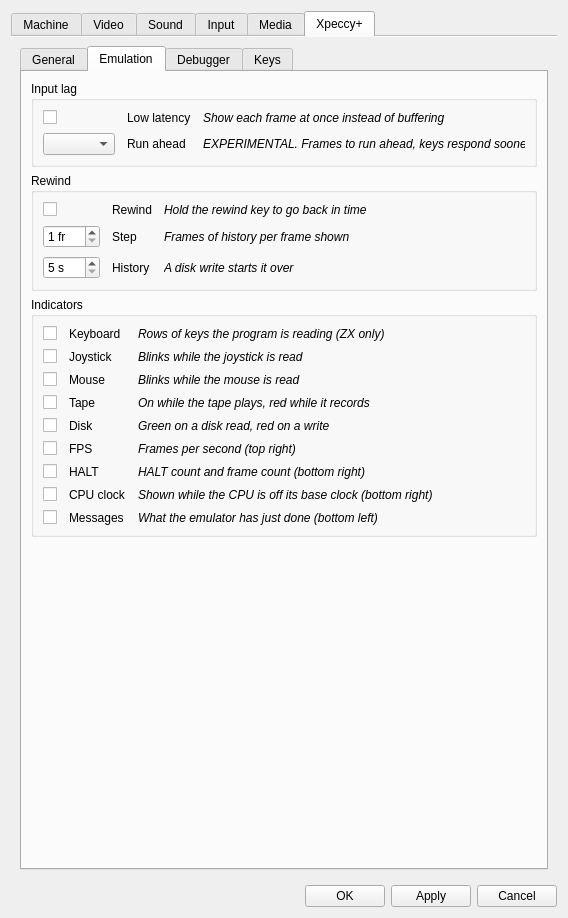
The window that ui/setupwin.ui (Volutar/xpeccy-plus) describes before a commit, drawn with Qt 5.
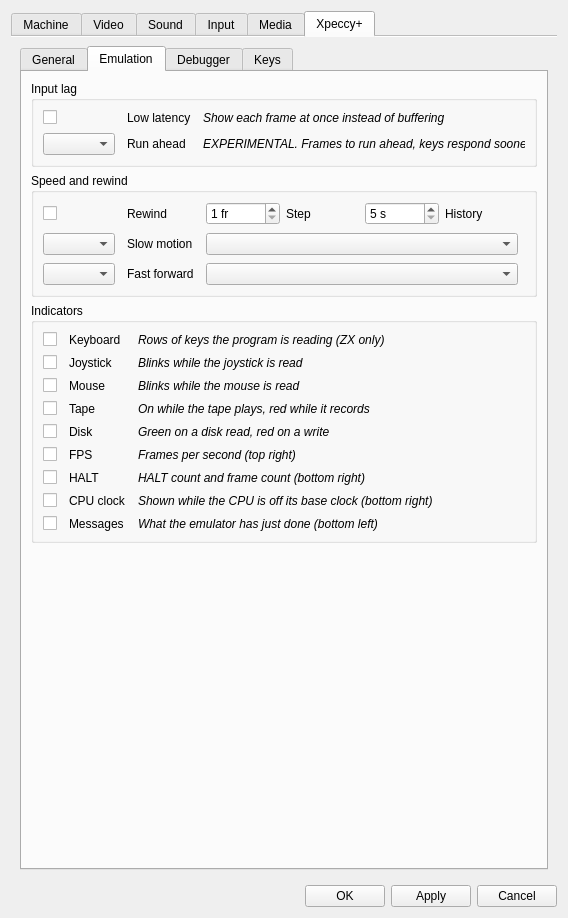
The same window after the commit. The open tabs and pages were chosen to show the change. Icons and pictures are not drawn. Custom widgets are drawn as their Qt base class.

Commit message:
speed: slow motion and fast forward keys
End and Home, toggled or held, at speeds set on the Emulation page; the rewind options fold into one group.

```diff
--- a/ui/setupwin.ui
+++ b/ui/setupwin.ui
@@ -2830,7 +2830,7 @@
              <item>
               <widget class="QGroupBox" name="gbRewind">
                <property name="title">
-                <string>Rewind</string>
+                <string>Speed and rewind</string>
                </property>
                <layout class="QGridLayout" name="gridLayout_rew" columnstretch="0,0,1">
                 <property name="horizontalSpacing">
@@ -2873,18 +2873,11 @@
                  </widget>
                 </item>
                 <item row="0" column="2">
-                 <widget class="QLabel" name="labRewindHint">
-                  <property name="font">
-                   <font>
-                    <italic>true</italic>
-                   </font>
+                 <layout class="QHBoxLayout" name="hlRewind">
+                  <property name="spacing">
+                   <number>6</number>
                   </property>
-                  <property name="text">
-                   <string>Hold the rewind key to go back in time</string>
-                  </property>
-                 </widget>
-                </item>
-                <item row="1" column="0">
+                  <item>
                  <widget class="QSpinBox" name="sbRewStep">
                   <property name="toolTip">
                    <string>Frames of history per frame shown going back</string>
@@ -2900,7 +2893,7 @@
                   </property>
                  </widget>
                 </item>
-                <item row="1" column="1">
+                  <item>
                  <widget class="QLabel" name="labRewStep">
                   <property name="toolTip">
                    <string>Frames of history per frame shown going back</string>
@@ -2913,19 +2906,7 @@
                   </property>
                  </widget>
                 </item>
-                <item row="1" column="2">
-                 <widget class="QLabel" name="labRewStepHint">
-                  <property name="font">
-                   <font>
-                    <italic>true</italic>
-                   </font>
-                  </property>
-                  <property name="text">
-                   <string>Frames of history per frame shown</string>
-                  </property>
-                 </widget>
-                </item>
-                <item row="2" column="0">
+                  <item>
                  <widget class="QSpinBox" name="sbRewSecs">
                   <property name="toolTip">
                    <string>How far back the rewind reaches</string>
@@ -2941,7 +2922,7 @@
                   </property>
                  </widget>
                 </item>
-                <item row="2" column="1">
+                  <item>
                  <widget class="QLabel" name="labRewSecs">
                   <property name="toolTip">
                    <string>How far back the rewind reaches</string>
@@ -2954,17 +2935,100 @@
                   </property>
                  </widget>
                 </item>
+                  <item>
+                   <spacer name="hlRewind_sp">
+                    <property name="orientation">
+                     <enum>Qt::Horizontal</enum>
+                    </property>
+                   </spacer>
+                  </item>
+                 </layout>
+                </item>
+                <item row="1" column="0">
+                 <widget class="QComboBox" name="cbSlowmo">
+                  <property name="toolTip">
+                   <string>Speed while slow motion is on</string>
+                  </property>
+                 </widget>
+                </item>
+                <item row="1" column="1">
+                 <widget class="QLabel" name="labSlowmo">
+                  <property name="toolTip">
+                   <string>Speed while slow motion is on</string>
+                  </property>
+                  <property name="text">
+                   <string>Slow motion</string>
+                  </property>
+                  <property name="buddy">
+                   <cstring>cbSlowmo</cstring>
+                  </property>
+                 </widget>
+                </item>
+                <item row="1" column="2">
+                 <layout class="QHBoxLayout" name="hlSlowmo">
+                  <property name="spacing">
+                   <number>6</number>
+                  </property>
+                  <item>
+                   <widget class="QComboBox" name="cbSlowmoKey">
+                    <property name="toolTip">
+                     <string>Toggle: a press of the key switches it on and off.
+Hold: on while the key is held</string>
+                    </property>
+                   </widget>
+                  </item>
+                  <item>
+                   <spacer name="hlSlowmo_sp">
+                    <property name="orientation">
+                     <enum>Qt::Horizontal</enum>
+                    </property>
+                   </spacer>
+                  </item>
+                 </layout>
+                </item>
+                <item row="2" column="0">
+                 <widget class="QComboBox" name="cbFfwd">
+                  <property name="toolTip">
+                   <string>Speed while fast forward is on.
+The sound plays sped up</string>
+                  </property>
+                 </widget>
+                </item>
+                <item row="2" column="1">
+                 <widget class="QLabel" name="labFfwd">
+                  <property name="toolTip">
+                   <string>Speed while fast forward is on.
+The sound plays sped up</string>
+                  </property>
+                  <property name="text">
+                   <string>Fast forward</string>
+                  </property>
+                  <property name="buddy">
+                   <cstring>cbFfwd</cstring>
+                  </property>
+                 </widget>
+                </item>
                 <item row="2" column="2">
-                 <widget class="QLabel" name="labRewSecsHint">
-                  <property name="font">
-                   <font>
-                    <italic>true</italic>
-                   </font>
+                 <layout class="QHBoxLayout" name="hlFfwd">
+                  <property name="spacing">
+                   <number>6</number>
                   </property>
-                  <property name="text">
-                   <string>A disk write starts it over</string>
-                  </property>
-                 </widget>
+                  <item>
+                   <widget class="QComboBox" name="cbFfwdKey">
+                    <property name="toolTip">
+                     <string>Toggle: a press of the key switches it on and off.
+Hold: on while the key is held</string>
+                    </property>
+                   </widget>
+                  </item>
+                  <item>
+                   <spacer name="hlFfwd_sp">
+                    <property name="orientation">
+                     <enum>Qt::Horizontal</enum>
+                    </property>
+                   </spacer>
+                  </item>
+                 </layout>
                 </item>
                </layout>
               </widget>
```
Left out of the diff: 26 changed lines with no effect on the pictures. Lines whose indentation alone changed are shown as unchanged. The commit also changes 26 other files.
